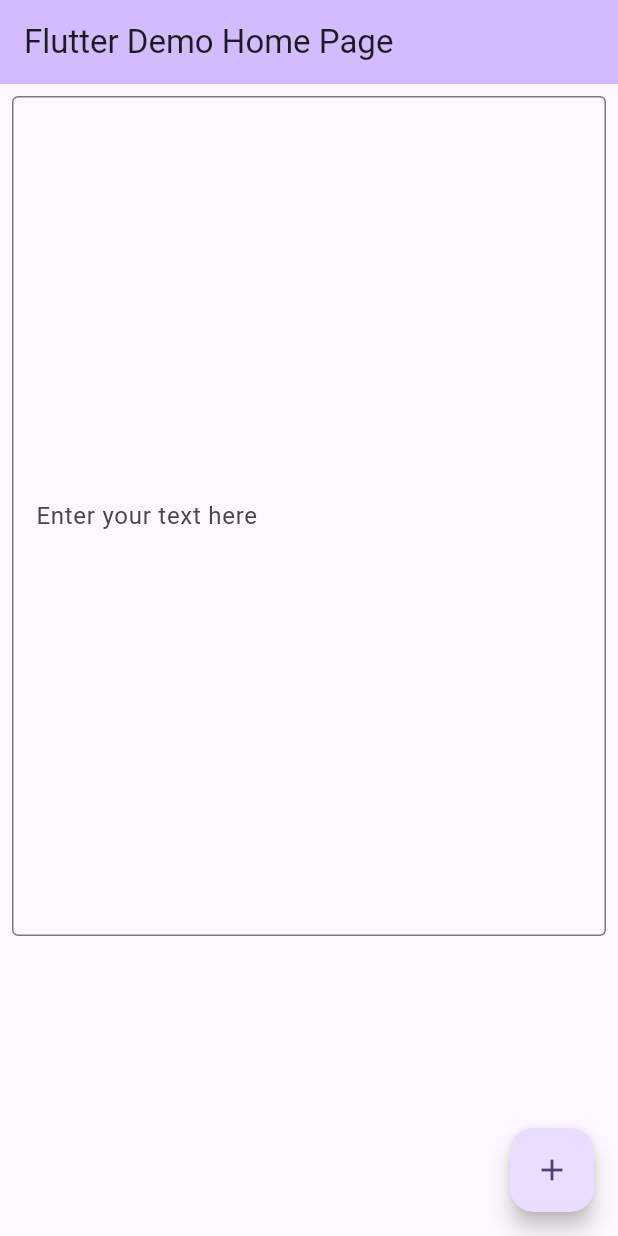
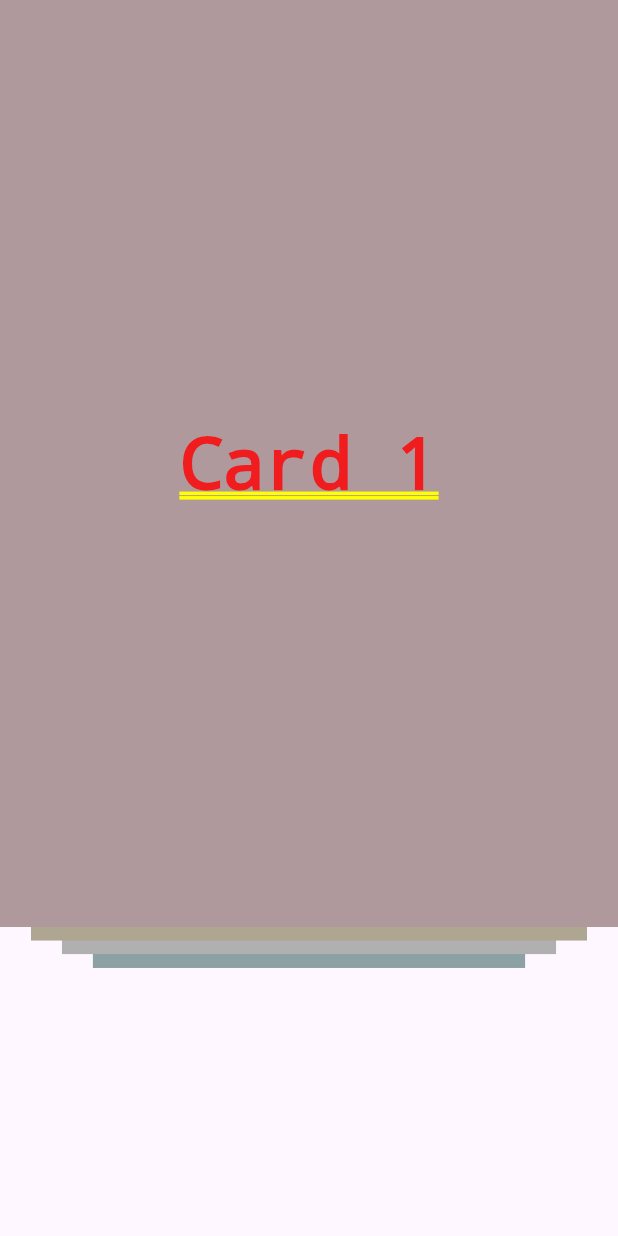
Before and after one commit to plotpixie/plot_pixie, a Flutter app: the screen it shows after launch, on a phone screen of 412 x 824 dp. Run offline on Flutter 3.47's test engine with Material 3 defaults, Android fonts, the phone set to English and light mode, and no system bars; drawn by our look-alikes of appinio_swiper; our stand-ins replace google_generative_ai; statements that could not run were skipped.

Commit message:
Choice swiper first cut

```diff
--- a/lib/main.dart
+++ b/lib/main.dart
@@ -1,80 +1,26 @@
 import 'package:flutter/material.dart';
+import 'package:plot_pixie/src/presentation/ChoiceSwiper.dart';
 
 void main() {
-  runApp(const plot_pixieApp());
+  runApp(const MyApp());
 }
 
-class plot_pixieApp extends StatelessWidget {
-  const plot_pixieApp({super.key});
+class MyApp extends StatelessWidget {
+  const MyApp({super.key});
 
   @override
   Widget build(BuildContext context) {
     return MaterialApp(
-      title: 'Flutter Demo',
+      title: 'Plot Pixie',
       theme: ThemeData(
-        colorScheme: ColorScheme.fromSeed(seedColor: Colors.deepPurple),
-        useMaterial3: true,
+        primarySwatch: Colors.blue,
+        brightness: Brightness.light,
       ),
-      home: const MyHomePage(title: 'Flutter Demo Home Page'),
+      darkTheme: ThemeData(
+        brightness: Brightness.dark, // dark theme
+      ),
+      themeMode: ThemeMode.system, // system theme
+      home: ChoiceSwiper(title: '',),
     );
   }
 }
-
-class MyHomePage extends StatefulWidget {
-  const MyHomePage({super.key, required this.title});
-
-  final String title;
-
-  @override
-  State<MyHomePage> createState() => _MyHomePageState();
-}
-
-class _MyHomePageState extends State<MyHomePage> {
-  int _counter = 0;
-
-  void _incrementCounter() {
-    setState(() {
-      _counter++;
-    });
-  }
-
-  @override
-  @override
-  Widget build(BuildContext context) {
-    return Scaffold(
-      appBar: AppBar(
-        backgroundColor: Theme.of(context).colorScheme.inversePrimary,
-        title: Text(widget.title),
-      ),
-      body: Column(
-        children: <Widget>[
-          Expanded(
-            flex: 3,
-            child: Container(
-              padding: const EdgeInsets.all(8.0),
-              child: const TextField(
-                maxLines: null,
-                expands: true,
-                decoration: InputDecoration(
-                  hintText: 'Enter your text here',
-                  border: OutlineInputBorder(),
-                ),
-              ),
-            ),
-          ),
-          Expanded(
-            flex: 1,
-            child: Container(
-              padding: const EdgeInsets.all(8.0),
-            ),
-          ),
-        ],
-      ),
-      floatingActionButton: FloatingActionButton(
-        onPressed: _incrementCounter,
-        tooltip: 'Increment',
-        child: const Icon(Icons.add),
-      ),
-    );
-  }
-}
--- /dev/null
+++ b/lib/src/presentation/ChoiceSwiper.dart
@@ -0,0 +1,94 @@
+import 'dart:developer';
+
+import 'package:appinio_swiper/appinio_swiper.dart';
+import 'package:flutter/cupertino.dart';
+import 'package:flutter/material.dart';
+
+import '../ai/model/Character.dart';
+
+class ChoiceSwiper extends StatefulWidget {
+  final String title;
+  final List<Color> colors = [
+    const Color.fromRGBO(247, 135, 154, 0.2), // #f7879a
+    const Color.fromRGBO(237, 197, 87, 0.2),  // #edc557
+    const Color.fromRGBO(243, 246, 244, 0.2), // #f3f6f4
+    const Color.fromRGBO(61, 173, 183, 0.2),  // #3dadb7
+    const Color.fromRGBO(116, 116, 189, 0.2), // #7474bd
+    const Color.fromRGBO(168, 208, 230, 0.2), // #a8d0e6
+    const Color.fromRGBO(248, 165, 194, 0.2), // #f8a5c2
+    const Color.fromRGBO(106, 44, 112, 0.2),  // #6a2c70
+    const Color.fromRGBO(184, 59, 94, 0.2),   // #b83b5e
+    const Color.fromRGBO(240, 138, 93, 0.2),  // #f08a5d
+    const Color.fromRGBO(178, 178, 178, 0.2), // #b2b2b2
+    const Color.fromRGBO(73, 117, 156, 0.2),  // #49759c
+    const Color.fromRGBO(255, 221, 147, 0.2), // #ffdd93
+  ];
+
+  List<Character> characters = [];
+  ChoiceSwiper({super.key, required this.title});
+
+  @override
+  _ChoiceSwiperState createState() => _ChoiceSwiperState();
+}
+
+class _ChoiceSwiperState extends State<ChoiceSwiper> {
+  final AppinioSwiperController controller = AppinioSwiperController();
+
+  @override
+  Widget build(BuildContext context) {
+    return CupertinoPageScaffold(
+      child: SizedBox(
+        height: MediaQuery.of(context).size.height * 0.75,
+        child: AppinioSwiper(
+          invertAngleOnBottomDrag: true,
+          backgroundCardCount: 3,
+          swipeOptions: const SwipeOptions.all(),
+          controller: controller,
+          onSwipeEnd: _swipeEnd,
+          onEnd: _onEnd,
+          cardCount: widget.colors.length,
+          cardBuilder: (BuildContext context, int index) {
+            return ClipRRect(
+              child: Stack(
+                children: [
+                  Container(
+                    alignment: Alignment.center,
+                    color: Colors.grey, // Or any other color that suits your design
+                  ),
+                  Container(
+                    alignment: Alignment.center,
+                    color: widget.colors[index],
+                    child: Text('Card ${index + 1}'),
+                  ),
+                ],
+              ),
+            );
+          },
+        ),
+      ),
+    );
+  }
+
+  void _swipeEnd(int previousIndex, int targetIndex, SwiperActivity activity) {
+    switch (activity) {
+      case Swipe():
+        log('The card was swiped to the : ${activity.direction}');
+        log('previous index: $previousIndex, target index: $targetIndex');
+        break;
+      case Unswipe():
+        log('A ${activity.direction.name} swipe was undone.');
+        log('previous index: $previousIndex, target index: $targetIndex');
+        break;
+      case CancelSwipe():
+        log('A swipe was cancelled');
+        break;
+      case DrivenActivity():
+        log('Driven Activity');
+        break;
+    }
+  }
+
+  void _onEnd() {
+    log('end reached!');
+  }
+}
--- a/pubspec.yaml
+++ b/pubspec.yaml
@@ -39,6 +39,7 @@ dependencies:
   path: ^1.9.0
   json_annotation: ^4.8.1
   google_generative_ai: ^0.2.2
+  appinio_swiper: ^2.1.0
 
 dev_dependencies:
   flutter_test:
```
Also changed, not shown: pubspec.lock.
